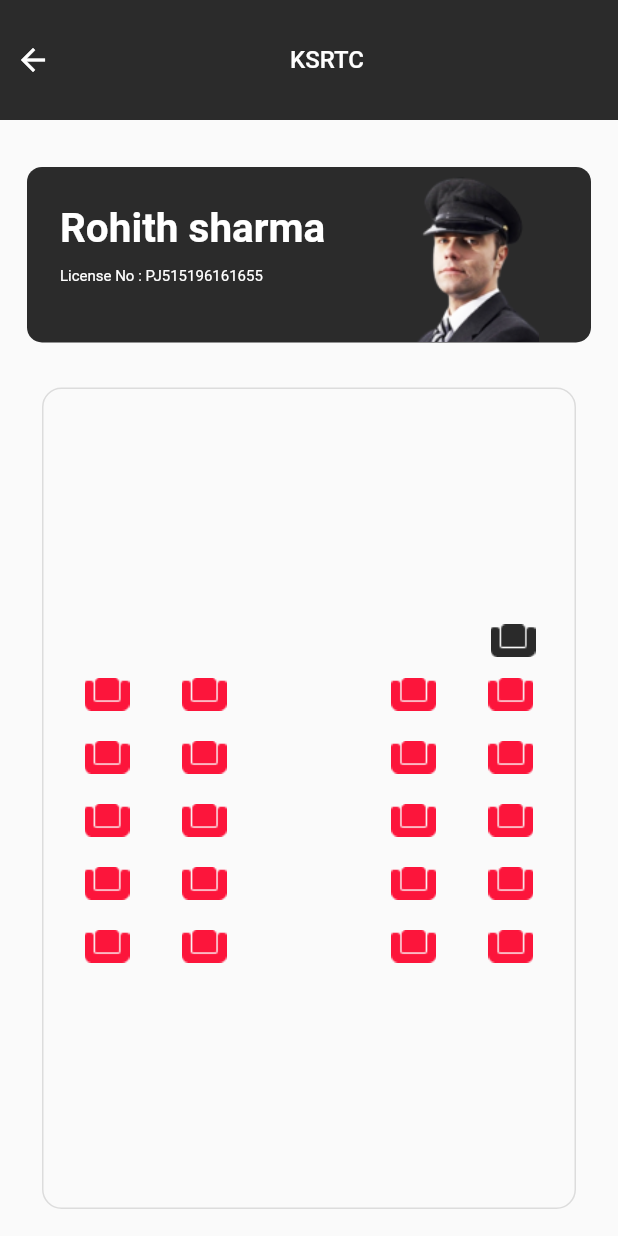
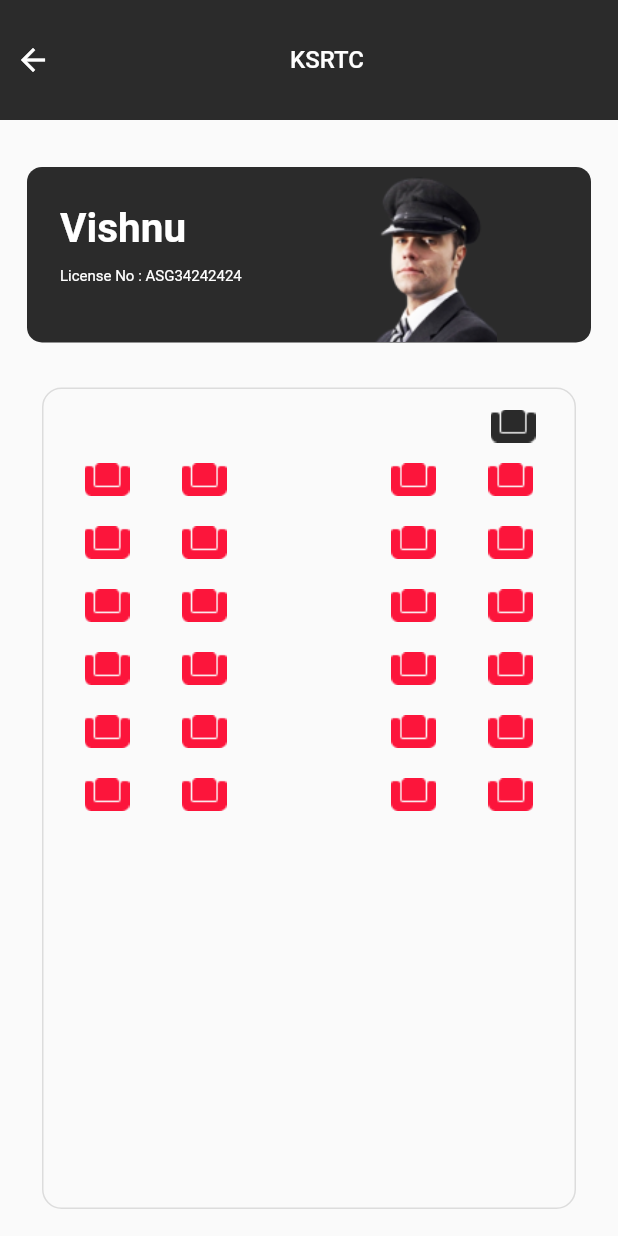
Before and after one commit to Musthafa-Ap/bus-project, a Flutter app: the MasterScreen screen opened directly, after a tap on "Manage", on a phone screen of 412 x 824 dp. Run offline on Flutter 3.47's test engine with Material 2 defaults, Android fonts, the phone set to English and light mode, and no system bars; our stand-ins replace shared_preferences; accounts and stored records are empty; network calls fail.

```diff
--- a/lib/view/master_screen/bus_section/bus_details_page.dart
+++ b/lib/view/master_screen/bus_section/bus_details_page.dart
@@ -5,11 +5,15 @@ class BusDetailsPage extends StatelessWidget {
   final String busName;
   final int seatCount;
   final String type;
+  final String driver;
+  final String license;
   const BusDetailsPage(
       {super.key,
       required this.busName,
       required this.seatCount,
-      required this.type});
+      required this.type,
+      required this.driver,
+      required this.license});
 
   @override
   Widget build(BuildContext context) {
@@ -37,23 +41,23 @@ class BusDetailsPage extends StatelessWidget {
                 ),
                 Column(
                   crossAxisAlignment: CrossAxisAlignment.start,
-                  children: const [
-                    SizedBox(
+                  children: [
+                    const SizedBox(
                       height: 25,
                     ),
                     Text(
-                      "Rohith sharma",
-                      style: TextStyle(
+                      driver,
+                      style: const TextStyle(
                           fontSize: 27,
                           fontWeight: FontWeight.w700,
                           color: Colors.white),
                     ),
-                    SizedBox(
+                    const SizedBox(
                       height: 10,
                     ),
                     Text(
-                      "License No : PJ515196161655",
-                      style: TextStyle(
+                      "License No : $license",
+                      style: const TextStyle(
                           fontSize: 10,
                           fontWeight: FontWeight.w400,
                           color: Colors.white),
@@ -69,7 +73,6 @@ class BusDetailsPage extends StatelessWidget {
           ),
           Expanded(
             child: Container(
-              alignment: Alignment.centerRight,
               margin: const EdgeInsets.only(left: 10, right: 10, top: 10),
               padding: const EdgeInsets.only(left: 10, right: 10),
               decoration: BoxDecoration(
```
Also changed, not shown: lib/view/master_screen/master_screen.dart (+34 -4 lines).
